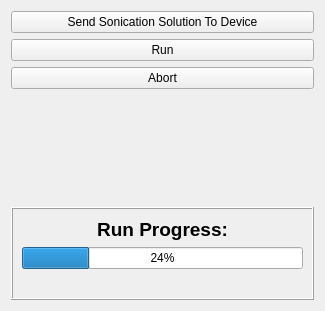
First picture: the form in OpenLIFUSonicationControl/Resources/UI/OpenLIFUSonicationControl.ui, repository OpenwaterHealth/SlicerOpenLIFU, before the edit.
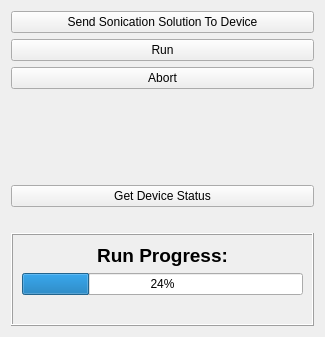
Second picture: the form after the edit. Custom widgets are drawn as their Qt base class.

Commit message:
Add empty button to get device status (#140)
- For manually getting the device status.

Diff of the .ui file:
```diff
--- a/OpenLIFUSonicationControl/Resources/UI/OpenLIFUSonicationControl.ui
+++ b/OpenLIFUSonicationControl/Resources/UI/OpenLIFUSonicationControl.ui
@@ -7,7 +7,7 @@
     <x>0</x>
     <y>0</y>
     <width>325</width>
-    <height>311</height>
+    <height>337</height>
    </rect>
   </property>
   <layout class="QVBoxLayout" name="verticalLayout_2">
@@ -76,6 +76,23 @@
      </property>
     </spacer>
    </item>
+   <item>
+    <widget class="QPushButton" name="manuallyGetDeviceStatusPushButton">
+     <property name="toolTip">
+      <string>This button retrieves the current status of the hardware device and prints the status below.</string>
+     </property>
+     <property name="text">
+      <string>Get Device Status</string>
+     </property>
+    </widget>
+   </item>
+   <item>
+    <widget class="QLabel" name="manuallyGetDeviceStatusLabel">
+     <property name="text">
+      <string/>
+     </property>
+    </widget>
+   </item>
    <item>
     <widget class="QFrame" name="runStatusFrame">
      <property name="frameShape">
```
